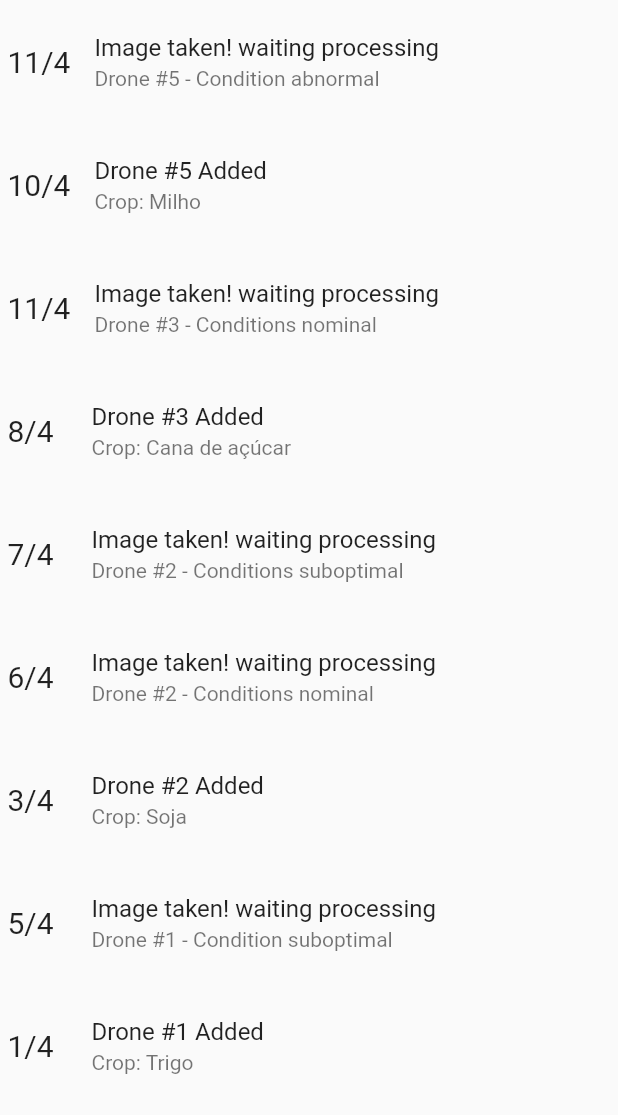
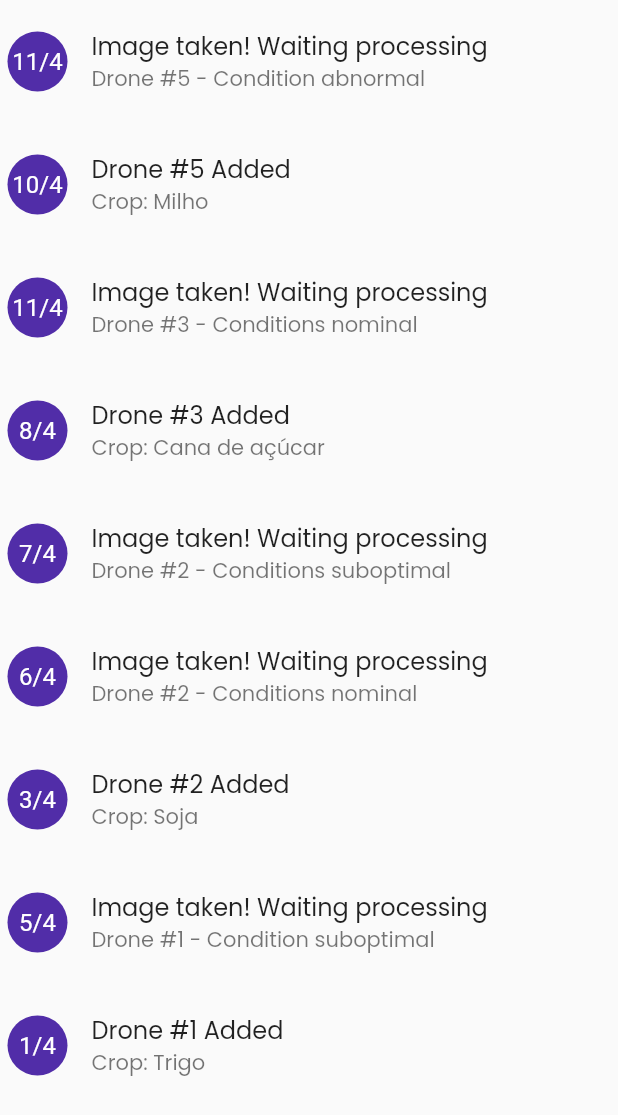
Before and after one commit to jvdon/gs_flutter_3SIF, a Flutter app: the Historic widget shown alone on an empty page, opened directly, on a phone screen of 412 x 824 dp. Shown: the top 1115 px of the screen. Run offline on Flutter 3.47's test engine with Material 2 defaults, Android fonts, the phone set to English and light mode, and no system bars; our stand-ins replace flutter_map, google_fonts, latlong2; network calls fail.

Commit message:
06/05/2023 01:36:53

```diff
--- a/lib/database/db.dart
+++ b/lib/database/db.dart
@@ -1,4 +1,4 @@
-// ignore_for_file: prefer_const_constructors
+// ignore_for_file: prefer_const_constructors, depend_on_referenced_packages
 
 import 'package:flutter/material.dart';
 import 'package:gs_flutter/drone.dart';
@@ -176,7 +176,7 @@ abstract class Database {
 
   static List<History> historic = [
     History(
-        title: "Image taken! waiting processing",
+        title: "Image taken! Waiting processing",
         desc: "Drone #5 - Condition abnormal",
         dateTime: DateTime.parse("2023-04-11")),
     History(
@@ -184,7 +184,7 @@ abstract class Database {
         desc: "Crop: Milho",
         dateTime: DateTime.parse("2023-04-10")),
     History(
-        title: "Image taken! waiting processing",
+        title: "Image taken! Waiting processing",
         desc: "Drone #3 - Conditions nominal",
         dateTime: DateTime.parse("2023-04-11")),
     History(
@@ -192,11 +192,11 @@ abstract class Database {
         desc: "Crop: Cana de açúcar",
         dateTime: DateTime.parse("2023-04-08")),
     History(
-        title: "Image taken! waiting processing",
+        title: "Image taken! Waiting processing",
         desc: "Drone #2 - Conditions suboptimal",
         dateTime: DateTime.parse("2023-04-07")),
     History(
-        title: "Image taken! waiting processing",
+        title: "Image taken! Waiting processing",
         desc: "Drone #2 - Conditions nominal",
         dateTime: DateTime.parse("2023-04-06")),
     History(
@@ -204,7 +204,7 @@ abstract class Database {
         desc: "Crop: Soja",
         dateTime: DateTime.parse("2023-04-03")),
     History(
-        title: "Image taken! waiting processing",
+        title: "Image taken! Waiting processing",
         desc: "Drone #1 - Condition suboptimal",
         dateTime: DateTime.parse("2023-04-05")),
     History(
--- a/lib/drone.dart
+++ b/lib/drone.dart
@@ -1,3 +1,5 @@
+// ignore_for_file: depend_on_referenced_packages
+
 import 'package:gs_flutter/drone_image.dart';
 import 'package:latlong2/latlong.dart';
 
--- a/lib/drone_image.dart
+++ b/lib/drone_image.dart
@@ -1,3 +1,5 @@
+// ignore_for_file: non_constant_identifier_names
+
 import 'package:flutter/material.dart';
 import 'package:gs_flutter/soil.dart';
 
--- a/lib/historic.dart
+++ b/lib/historic.dart
@@ -1,6 +1,5 @@
 import 'package:flutter/material.dart';
-import 'package:flutter/src/widgets/framework.dart';
-import 'package:flutter/src/widgets/placeholder.dart';
+import 'package:google_fonts/google_fonts.dart';
 import 'package:gs_flutter/database/db.dart';
 import 'package:gs_flutter/history.dart';
 
@@ -22,17 +21,20 @@ class _HistoricState extends State<Historic> {
         History item = historic[index];
         return ListTile(
           contentPadding: const EdgeInsets.all(5),
-          title: Text(item.title),
-          subtitle: Text(item.desc),
-          leading: Column(
-            crossAxisAlignment: CrossAxisAlignment.center,
-            mainAxisAlignment: MainAxisAlignment.center,
-            children: [
-              Text(
-                "${item.dateTime!.day.toString()}/${item.dateTime!.month.toString()}",
-                style: const TextStyle(fontSize: 20),
-              ),
-            ],
+          title: Text(
+            item.title,
+            style: GoogleFonts.poppins(),
+          ),
+          subtitle: Text(
+            item.desc,
+            style: GoogleFonts.poppins(),
+          ),
+          leading: CircleAvatar(
+            child: Text(
+              "${item.dateTime!.day.toString()}/${item.dateTime!.month.toString()}",
+              style: GoogleFonts.roboto(fontSize: 16),
+              textAlign: TextAlign.center,
+            ),
           ),
         );
       },
--- a/lib/main.dart
+++ b/lib/main.dart
@@ -1,10 +1,10 @@
-// ignore_for_file: prefer_const_constructors, prefer_const_literals_to_create_immutables
+// ignore_for_file: prefer_const_constructors, prefer_const_literals_to_create_immutables, use_key_in_widget_constructors
 
 import 'package:flutter/material.dart';
+import 'package:google_fonts/google_fonts.dart';
 import 'package:gs_flutter/dashboard.dart';
 import 'package:gs_flutter/historic.dart';
 import 'package:gs_flutter/image_gallery.dart';
-import 'package:ionicons/ionicons.dart';
 
 void main() {
   runApp(MyApp());
@@ -31,7 +31,7 @@ class _MyAppState extends State<MyApp> {
       debugShowCheckedModeBanner: false,
       home: Scaffold(
         appBar: AppBar(
-          title: Text("Drone System"),
+          title: Text("Drone System", style: GoogleFonts.poppins(),),
         ),
         body: _telas[currentIndex],
         bottomNavigationBar: BottomNavigationBar(
--- a/lib/soil.dart
+++ b/lib/soil.dart
@@ -1,3 +1,5 @@
+// ignore_for_file: non_constant_identifier_names
+
 class Soil {
   double humidity; // Water icon
   double wind; // Wind icon
```
Also changed, not shown: lib/dashboard.dart (+13 -7 lines), lib/drone_view.dart (+15 -11 lines), lib/image_gallery.dart (+8 -5 lines), lib/image_view.dart (+22 -17 lines).
